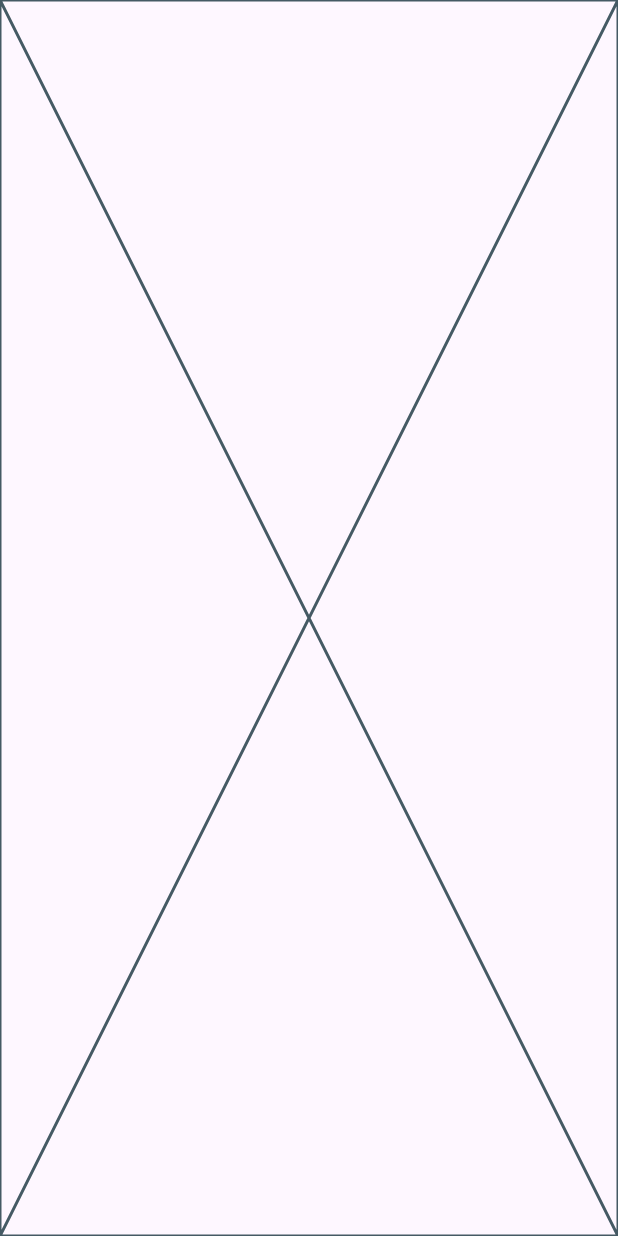
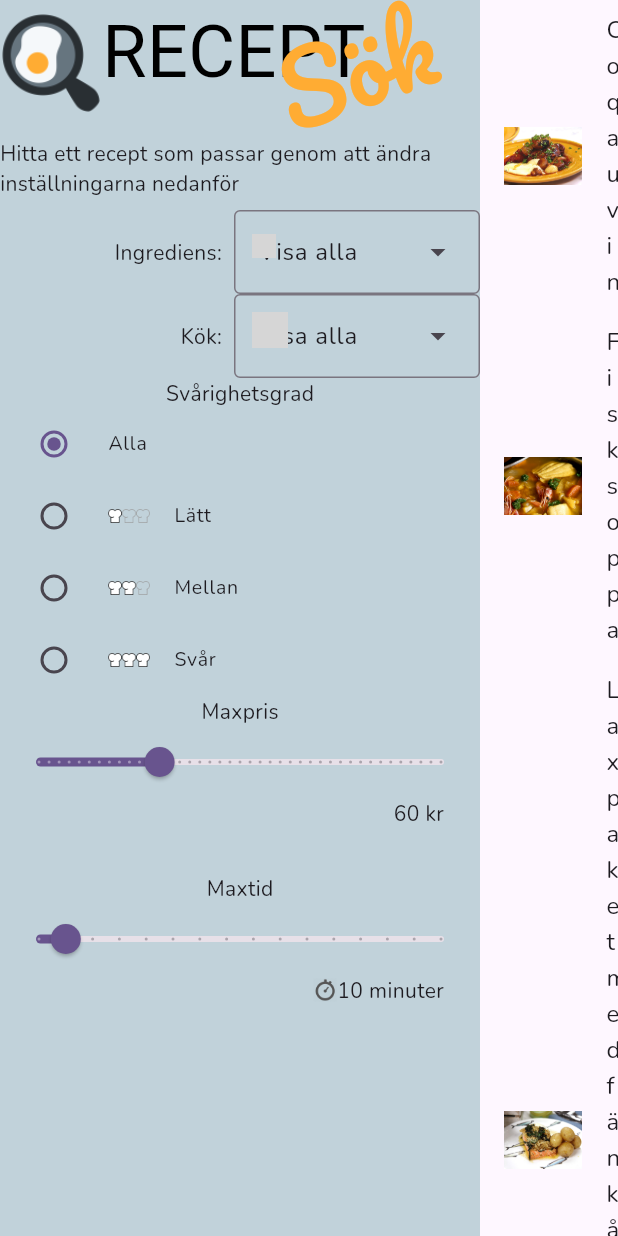
Before and after one commit to naxeland/DAT216-G4, a Flutter app: the screen it shows after launch, on a phone screen of 412 x 824 dp. Run offline on Flutter 3.47's test engine with Material 3 defaults, Android fonts, the phone set to English and light mode, and no system bars; our stand-ins replace google_fonts; Roboto replaces fonts that are missing (Monoton); grey boxes are pictures that could not be loaded.

Commit message:
2025-04-28 lab3

```diff
--- /dev/null
+++ b/Lab2/lab2/lib/app_theme.dart
@@ -0,0 +1,22 @@
+import 'package:flutter/material.dart';
+import 'package:google_fonts/google_fonts.dart';
+
+class AppTheme {
+ // Common spacing
+ static const double paddingTiny = 4.0;
+ static double paddingSmall = 8.0;
+ static const double paddingMediumSmall = 12.0;
+ static const double paddingMedium = 16.0;
+ static const double paddingLarge = 24.0;
+ static const double paddingHuge = 32.0;
+ static TextTheme textTheme = GoogleFonts.nunitoTextTheme();
+
+ // App color
+  static ColorScheme colorScheme = ColorScheme.fromSeed(
+           seedColor: Colors.green,     // Välj något som känns bra
+   );
+   static const TextStyle mediumHeading = TextStyle(
+  fontSize: 22,
+  fontWeight: FontWeight.w400,
+);
+}
--- a/Lab2/lab2/lib/main.dart
+++ b/Lab2/lab2/lib/main.dart
@@ -1,8 +1,20 @@
 import 'package:flutter/material.dart';
+import 'package:lab2/model/recipe_database/recipe_handler.dart';
 import 'package:lab2/pages/main_view.dart';
+import 'package:lab2/ui_controller.dart';
+import 'package:provider/provider.dart';
+import 'package:google_fonts/google_fonts.dart';
 
 void main() {
-  runApp(const MyApp());
+  runApp(
+    MultiProvider(
+      providers: [
+        ChangeNotifierProvider(create: (context) => RecipeHandler()),
+        ChangeNotifierProvider(create: (context) => UIController()),
+      ],
+      child: const MyApp(),
+    ),
+  );
 }
 
 class MyApp extends StatelessWidget {
@@ -14,6 +26,7 @@ class MyApp extends StatelessWidget {
     return MaterialApp(
       title: 'Receptsök',
       theme: ThemeData(
+        textTheme: GoogleFonts.nunitoTextTheme(),
         colorScheme: ColorScheme.fromSeed(seedColor: Colors.deepPurple),
       ),
       home: MainView(),
--- a/Lab2/lab2/lib/model/recipe_database/recipe.dart
+++ b/Lab2/lab2/lib/model/recipe_database/recipe.dart
@@ -87,7 +87,7 @@ class Recipe {
     return _image!;
   }
 
-  Image customImage({double width = 56, height = 56, BoxFit? fit}) {
+  Image customImage(int i, {double width = 56, height = 56, BoxFit? fit}) {
     String path = 'assets/recipes/';
 
     path = path + imagePath;
--- a/Lab2/lab2/lib/pages/main_view.dart
+++ b/Lab2/lab2/lib/pages/main_view.dart
@@ -1,10 +1,61 @@
 import 'package:flutter/material.dart';
+import 'package:lab2/widgets/difficulty_control.dart';
+import 'package:lab2/widgets/ingredient_control.dart';
+import 'package:lab2/widgets/kitchen_control.dart';
+import 'package:lab2/widgets/logo.dart';
+import 'package:lab2/widgets/price_control.dart';
+import 'package:lab2/widgets/recipe_area.dart';
+import 'package:lab2/widgets/recipe_detail.dart';
+import 'package:lab2/widgets/recipe_list.dart';
+import 'package:lab2/widgets/time_control.dart';
 
 class MainView extends StatelessWidget {
   const MainView({super.key});
 
   @override
   Widget build(BuildContext context) {
-    return Scaffold(body: Placeholder());
+    return Scaffold(
+      body: Row(
+        crossAxisAlignment: CrossAxisAlignment.start,
+        children: [
+          _controlPanel(context),
+          const Expanded(
+            child: RecipeArea(),
+          ),
+        ],
+      ),
+    );
   }
+
+Widget _controlPanel(context, {double width = 320}) {
+   return Container(
+      width: width,
+      color: const Color.fromARGB(255, 193, 210, 218),
+      child: Column(
+      mainAxisAlignment: MainAxisAlignment.start,
+      children: const [
+        Center(
+          child: Logo(),
+        ),
+        Text('Hitta ett recept som passar genom att ändra inställningarna nedanför'),
+        SizedBox(height: 8),
+        IngredientControl(),
+        KitchenControl(),
+            Center(
+          child: Text('Svårighetsgrad'),
+        ),
+        DifficulyControl(),
+        Center(
+          child: Text('Maxpris'),
+        ),
+        PriceControl(),
+        SizedBox(height: 30),
+        Center(
+          child: Text('Maxtid'),
+        ),
+        TimeControl()
+      ],
+    ),
+   );
 }
+}
--- /dev/null
+++ b/Lab2/lab2/lib/ui_controller.dart
@@ -0,0 +1,21 @@
+import 'package:flutter/material.dart';
+import 'package:lab2/model/recipe_database/recipe.dart';
+
+class UIController extends ChangeNotifier {
+  bool _showRecipeList = true;
+  Recipe? _selectedRecipe;
+
+  bool get showRecipeList => _showRecipeList;
+  Recipe? get selectedRecipe => _selectedRecipe;
+
+  void selectRecipe(recipe) {
+    _showRecipeList = false;
+    _selectedRecipe = recipe;
+    notifyListeners();
+  }
+
+  void deselectRecipe() {
+    _showRecipeList = true;
+    notifyListeners();
+  }
+}
--- /dev/null
+++ b/Lab2/lab2/lib/widgets/difficulty_control.dart
@@ -0,0 +1,47 @@
+import 'package:flutter/material.dart';
+import 'package:lab2/app_theme.dart';
+import 'package:lab2/model/recipe_database/recipe_handler.dart';
+import 'package:lab2/util/difficulty.dart';
+import 'package:provider/provider.dart';
+
+
+class DifficulyControl extends StatefulWidget {
+   const DifficulyControl({super.key});
+
+   @override
+   State<DifficulyControl> createState() => _DifficulyControlState();
+}
+
+class _DifficulyControlState extends State<DifficulyControl> {
+ String _difficulty = Difficulty.labels[0];
+ @override
+
+Widget build(BuildContext context) {
+     var recipeHandler = Provider.of<RecipeHandler>(context, listen: false);
+  return Column(
+    children: [
+      for (final label in Difficulty.labels)
+          RadioListTile<String>(
+            dense: true,
+            title: label == Difficulty.showAll
+                ? Text(label) // Första raden: bara Text utan ikon
+                : Row(
+                    children: [
+                      Difficulty.icon(label, width: 28)!, // Bilden, lite större
+                      SizedBox(width: AppTheme.paddingMedium), // Avstånd mellan ikon och text
+                      Text(label),
+                    ],
+                  ),
+          value: label,
+          groupValue: _difficulty,
+          onChanged: (value) {
+            setState(() {
+              _difficulty = value!;
+              recipeHandler.setDifficulty(value);
+            });
+          },
+        ),
+      ],
+  );
+}
+}
--- /dev/null
+++ b/Lab2/lab2/lib/widgets/ingredient_control.dart
@@ -0,0 +1,42 @@
+import 'package:flutter/material.dart';
+import 'package:lab2/app_theme.dart';
+import 'package:lab2/model/recipe_database/recipe_handler.dart';
+import 'package:lab2/util/main_ingredient.dart';
+import 'package:provider/provider.dart';
+
+class IngredientControl extends StatelessWidget {
+  const IngredientControl({super.key});
+
+ @override
+Widget build(BuildContext context) {
+  var recipeHandler = Provider.of<RecipeHandler>(context, listen: false);
+
+  const labels = MainIngredient.labels;
+
+return Row(
+  mainAxisAlignment: MainAxisAlignment.end,
+
+  children: [
+        Text('Ingrediens:'),
+    SizedBox(width: AppTheme.paddingSmall),
+    DropdownMenu<String>(
+      width: 164,
+      enableFilter: false, // Disables filtering (prevents typing)
+      requestFocusOnTap: false, // Prevents keyboard from opening
+      initialSelection: labels[0],
+      dropdownMenuEntries: [
+        for (int i = 0; i < labels.length; i++)
+          DropdownMenuEntry(
+            value: labels[i],
+            label: labels[i],
+            leadingIcon: MainIngredient.icon(labels[i]), // Use the icon from the MainIngredient class
+          ),
+        ],
+        onSelected: (value){
+          recipeHandler.setMainIngredient(value);
+        },
+      ),
+    ]
+);
+}
+}
--- /dev/null
+++ b/Lab2/lab2/lib/widgets/kitchen_control.dart
@@ -0,0 +1,43 @@
+import 'package:flutter/material.dart';
+import 'package:lab2/app_theme.dart';
+import 'package:lab2/util/cuisine.dart';
+import 'package:lab2/model/recipe_database/recipe_handler.dart';
+import 'package:lab2/util/main_ingredient.dart';
+import 'package:provider/provider.dart';
+
+class KitchenControl extends StatelessWidget {
+  const KitchenControl({super.key});
+
+
+  @override
+  Widget build(BuildContext context) {
+      var recipeHandler = Provider.of<RecipeHandler>(context, listen: false);
+
+    const labels = Cuisine.labels;
+
+return Row(
+  mainAxisAlignment: MainAxisAlignment.end,
+  children: [
+    Text('Kök:'),
+    SizedBox(width: AppTheme.paddingSmall),
+    DropdownMenu<String>(
+      width: 164,
+      enableFilter: false, // Disables filtering (prevents typing)
+      requestFocusOnTap: false, // Prevents keyboard from opening
+      initialSelection: labels[0],
+      dropdownMenuEntries: [
+        for (int i = 0; i < labels.length; i++)
+          DropdownMenuEntry(
+            value: labels[i],
+            label: labels[i],
+            leadingIcon: Cuisine.flag(labels[i]), // Use the icon from the Cuisine class
+          ),
+        ],
+        onSelected: (value){
+          recipeHandler.setCuisine(value);
+        },
+      ),
+    ]
+);
+  }
+}
--- /dev/null
+++ b/Lab2/lab2/lib/widgets/logo.dart
@@ -0,0 +1,47 @@
+import 'dart:math';
+
+import 'package:flutter/material.dart';
+import 'package:google_fonts/google_fonts.dart';
+import 'package:lab2/app_theme.dart';
+import 'package:lab2/constants/assets.dart';
+
+class Logo extends StatelessWidget {
+  const Logo({super.key});
+
+  @override
+Widget build(BuildContext context) {
+  return Row(
+    crossAxisAlignment: CrossAxisAlignment.start,
+    children: [
+      Padding(
+        padding: const EdgeInsets.only(top: 8),
+        child: Image.asset(Assets.logo, height: 68),
+      ),
+      Stack(
+        children: [
+          Text(
+            'RECEPT',
+            style:GoogleFonts.monoton(
+                    fontSize: 48,
+                    color: const Color.fromARGB(255, 0, 0, 0),
+                  ),
+          ),
+          Padding(
+            padding: const EdgeInsets.only(left: 115),
+            child: Transform.rotate(
+              angle: -20 * pi / 180, // Convert degrees to radians,
+              child: Text(
+                'Sök',
+                 style: GoogleFonts.pacifico(
+                        fontSize: 64,
+                        color: const Color(0xFFFFAC33),
+                      ),
+              ),
+            ),
+          ),
+        ],
+      ),
+    ],
+ );
+}
+}
--- /dev/null
+++ b/Lab2/lab2/lib/widgets/price_control.dart
@@ -0,0 +1,43 @@
+import 'package:flutter/material.dart';
+import 'package:lab2/app_theme.dart';
+import 'package:lab2/model/recipe_database/recipe_handler.dart';
+import 'package:provider/provider.dart';
+
+class PriceControl extends StatefulWidget {
+  const PriceControl({super.key});
+
+  @override
+  State<PriceControl> createState() => _PriceControlState();
+}
+
+class _PriceControlState extends State<PriceControl> {
+  double _price = 60;
+
+  @override
+  Widget build(BuildContext context) {
+    var recipeHandler = Provider.of<RecipeHandler>(context, listen: false);
+    return Column(
+      children: [
+
+Slider(
+  value: _price,
+  divisions: 40,
+  max: 200,
+  onChanged: (double value) {
+    setState(() {
+      _price = value;
+      recipeHandler.setMaxPrice(value.round());
+    });
+  },
+),
+Row(
+  mainAxisAlignment: MainAxisAlignment.end,
+  children: [Padding(
+    padding: const EdgeInsets.only(right: AppTheme.paddingLarge),
+    child: Text('${_price.round()} kr'),
+  )],
+),
+      ],
+    );
+  }
+}
--- /dev/null
+++ b/Lab2/lab2/lib/widgets/recipe_area.dart
@@ -0,0 +1,22 @@
+import 'package:flutter/material.dart';
+import 'package:lab2/ui_controller.dart';
+import 'package:lab2/widgets/recipe_detail.dart';
+import 'package:lab2/widgets/recipe_list.dart';
+import 'package:provider/provider.dart';
+
+class RecipeArea extends StatelessWidget {
+  const RecipeArea({super.key});
+
+  @override
+  Widget build(BuildContext context) {
+    var uiController = context.watch<UIController>();
+    Widget contents;
+
+    if (uiController.showRecipeList) {
+       contents = RecipeList();
+    } else {
+       contents = RecipeDetail(uiController.selectedRecipe!);
+    }
+    return Expanded(child: contents);
+  }
+}
--- /dev/null
+++ b/Lab2/lab2/lib/widgets/recipe_detail.dart
@@ -0,0 +1,39 @@
+import 'package:flutter/material.dart';
+import 'package:lab2/model/recipe_database/recipe.dart';
+import 'package:lab2/ui_controller.dart';
+import 'package:provider/provider.dart';
+
+class RecipeDetail extends StatelessWidget {
+  const RecipeDetail(this.recipe, {super.key});
+
+  final Recipe recipe;
+
+  @override
+Widget build(BuildContext context) {
+  var uiController = Provider.of<UIController>(context, listen: false);
+
+  return Container(
+      width: 800,
+      color: const Color.fromARGB(255, 255, 255, 255),
+      child: Column(
+      mainAxisAlignment: MainAxisAlignment.start,
+      children: [
+      // The recipe image
+      IconButton(
+        icon: const Icon(Icons.close, color: Color.fromARGB(255, 0, 0, 0)),
+        onPressed: () {
+          uiController.deselectRecipe();
+        },
+      ),
+      SizedBox(
+        width: 300,
+        height: 300,
+        child: recipe.image,
+      ),
+      Text(recipe.name),
+      Text(recipe.description),
+    ],
+  )
+  );
+}
+}
--- /dev/null
+++ b/Lab2/lab2/lib/widgets/recipe_list.dart
@@ -0,0 +1,31 @@
+import 'package:flutter/material.dart';
+import 'package:lab2/model/recipe_database/recipe_handler.dart';
+import 'package:lab2/ui_controller.dart';
+import 'package:lab2/widgets/recipe_detail.dart';
+import 'package:lab2/widgets/recipe_list_item.dart';
+import 'package:provider/provider.dart';
+
+class RecipeList extends StatelessWidget {
+  const RecipeList({super.key});
+
+  @override
+  Widget build(BuildContext context) {
+    var uiController = Provider.of<UIController>(context, listen: false);
+    var recipeHandler = context.watch<RecipeHandler>();
+    var recipes = recipeHandler.bestMatches;
+    return ListView.builder(
+      itemCount: recipes.length,
+      itemBuilder: (context, index) {
+        var recipe = recipes[index];
+        return ListTile(
+          leading: recipe.image,
+          title: Text(recipe.name),
+          onTap: () {
+            uiController.selectRecipe(recipe);
+          },
+
+        );
+      },
+    );
+  }
+}
--- /dev/null
+++ b/Lab2/lab2/lib/widgets/recipe_list_item.dart
@@ -0,0 +1,48 @@
+import 'package:flutter/material.dart';
+import 'package:lab2/model/recipe_database/recipe.dart';
+import 'package:lab2/widgets/recipe_detail.dart';
+
+class RecipeListItem extends StatelessWidget {
+  const RecipeListItem(this.recipe, {required this.onTap, super.key});
+
+  final Recipe recipe;
+  final void Function() onTap;
+
+@override
+Widget build(BuildContext context) {
+  return Card(
+    child: Container(
+      height: 128,
+      child: Row(
+        children: [
+        _image(recipe),
+        Expanded(
+          child: Column(
+            children: [
+              Text('Titel'),
+              Text(
+                recipe.description,
+                overflow: TextOverflow.ellipsis,
+                maxLines: 2,
+              ),
+              Row(children: [Text('Lite mer grejer')]),
+            ],
+          ),
+         ),
+       ],
+     ),
+    ),
+  );
+}
+
+Widget _image(recipe) {
+  return ClipRect(
+    child: Container(
+      width: 104, // Square width
+      height: 104, // Square height
+      child: FittedBox(fit: BoxFit.cover, child: recipe.image),
+    ),
+  );
+}
+
+}
--- /dev/null
+++ b/Lab2/lab2/lib/widgets/time_control.dart
@@ -0,0 +1,46 @@
+import 'package:flutter/material.dart';
+import 'package:lab2/app_theme.dart';
+import 'package:lab2/constants/assets.dart';
+import 'package:lab2/model/recipe_database/recipe_handler.dart';
+import 'package:provider/provider.dart';
+
+class TimeControl extends StatefulWidget {
+  const TimeControl({super.key});
+
+  @override
+  State<TimeControl> createState() => _TimeControlState();
+}
+
+class _TimeControlState extends State<TimeControl> {
+  double _price = 10;
+
+@override
+Widget build(BuildContext context) {
+  var recipeHandler = Provider.of<RecipeHandler>(context, listen: false);
+  return Column(
+    children: [
+      Slider(
+        value: _price,
+        divisions: 15,
+        max: 150,
+        onChanged: (double value) {
+          setState(() {
+            _price = value;
+            recipeHandler.setMaxTime(value.round());
+          });
+        },
+      ),
+      Row(
+        mainAxisAlignment: MainAxisAlignment.end,
+        children: [
+          Image.asset(Assets.timeIcon, height: 16.0),
+          Padding(
+            padding: const EdgeInsets.only(right: AppTheme.paddingLarge),
+            child: Text('${_price.round()} minuter'),
+          ),
+        ],
+      ),
+    ],
+  );
+}
+}
--- a/Lab2/lab2/pubspec.yaml
+++ b/Lab2/lab2/pubspec.yaml
@@ -36,6 +36,7 @@ dependencies:
   # The following adds the Cupertino Icons font to your application.
   # Use with the CupertinoIcons class for iOS style icons.
   cupertino_icons: ^1.0.8
+  google_fonts: ^6.2.1
 
 dev_dependencies:
   flutter_test:
```
Also changed, not shown: Lab2/lab2/pubspec.lock, 2 other files.
